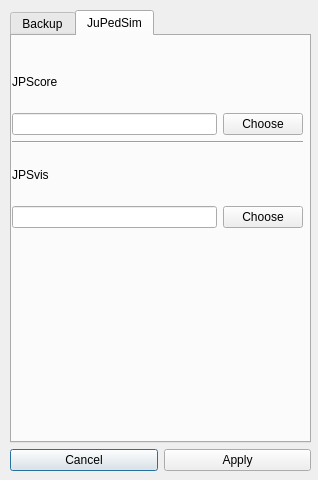
Old version of the form forms/settingdialog.ui in the repository JuPedSim/jpseditor.
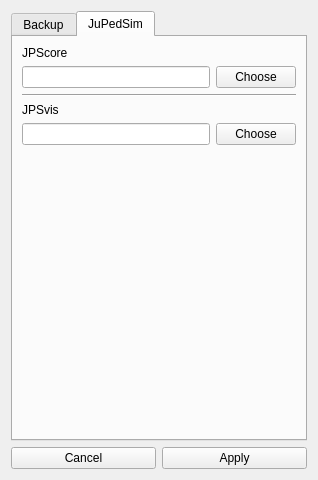
New version of the form. The open tabs and pages were chosen to show the change.

The edit to the form file:
```diff
--- a/forms/settingdialog.ui
+++ b/forms/settingdialog.ui
@@ -13,35 +13,10 @@
   <property name="windowTitle">
    <string>Setting</string>
   </property>
-  <widget class="QWidget" name="layoutWidget1">
-   <property name="geometry">
-    <rect>
-     <x>10</x>
-     <y>10</y>
-     <width>301</width>
-     <height>461</height>
-    </rect>
-   </property>
-   <layout class="QGridLayout" name="gridLayout_2">
-    <item row="1" column="0">
-     <layout class="QHBoxLayout" name="horizontalLayout_2">
+  <layout class="QVBoxLayout" name="verticalLayout">
       <item>
-       <widget class="QPushButton" name="cancelButton">
-        <property name="text">
-         <string>Cancel</string>
-        </property>
-       </widget>
-      </item>
+    <layout class="QVBoxLayout" name="verticalLayout_3">
       <item>
-       <widget class="QPushButton" name="applyButton">
-        <property name="text">
-         <string>Apply</string>
-        </property>
-       </widget>
-      </item>
-     </layout>
-    </item>
-    <item row="0" column="0">
      <widget class="QTabWidget" name="tabWidget">
       <property name="currentIndex">
        <number>1</number>
@@ -113,24 +88,17 @@
        <attribute name="title">
         <string>JuPedSim</string>
        </attribute>
-       <widget class="QWidget" name="layoutWidget3">
-        <property name="geometry">
-         <rect>
-          <x>0</x>
-          <y>21</y>
-          <width>291</width>
-          <height>171</height>
-         </rect>
-        </property>
-        <layout class="QGridLayout" name="gridLayout">
-         <item row="0" column="0">
+        <layout class="QVBoxLayout" name="verticalLayout_5">
+         <item>
+          <layout class="QVBoxLayout" name="verticalLayout_2">
+           <item>
           <widget class="QLabel" name="label_4">
            <property name="text">
             <string>JPScore</string>
            </property>
           </widget>
          </item>
-         <item row="1" column="0">
+           <item>
           <layout class="QHBoxLayout" name="horizontalLayout_3">
            <item>
             <widget class="QLineEdit" name="lineEdit_JPScore"/>
@@ -144,21 +112,25 @@
            </item>
           </layout>
          </item>
-         <item row="2" column="0">
+          </layout>
+         </item>
+         <item>
           <widget class="Line" name="line">
            <property name="orientation">
             <enum>Qt::Horizontal</enum>
            </property>
           </widget>
          </item>
-         <item row="3" column="0">
+         <item>
+          <layout class="QVBoxLayout" name="verticalLayout_4">
+           <item>
           <widget class="QLabel" name="label_5">
            <property name="text">
             <string>JPSvis</string>
            </property>
           </widget>
          </item>
-         <item row="4" column="0">
+           <item>
           <layout class="QHBoxLayout" name="horizontalLayout_6">
            <item>
             <widget class="QLineEdit" name="lineEdit_JPSvis"/>
@@ -173,12 +145,45 @@
           </layout>
          </item>
         </layout>
+         </item>
+         <item>
+          <spacer name="verticalSpacer">
+           <property name="orientation">
+            <enum>Qt::Vertical</enum>
+           </property>
+           <property name="sizeHint" stdset="0">
+            <size>
+             <width>20</width>
+             <height>40</height>
+            </size>
+           </property>
+          </spacer>
+         </item>
+        </layout>
        </widget>
       </widget>
-     </widget>
-    </item>
-   </layout>
-  </widget>
+     </item>
+     <item>
+      <layout class="QHBoxLayout" name="horizontalLayout_2">
+       <item>
+        <widget class="QPushButton" name="cancelButton">
+         <property name="text">
+          <string>Cancel</string>
+         </property>
+        </widget>
+       </item>
+       <item>
+        <widget class="QPushButton" name="applyButton">
+         <property name="text">
+          <string>Apply</string>
+         </property>
+        </widget>
+       </item>
+      </layout>
+     </item>
+    </layout>
+   </item>
+  </layout>
  </widget>
  <resources/>
  <connections/>
```
Left out of the diff: 49 changed lines with no effect on the pictures. Lines whose indentation alone changed are shown as unchanged.
